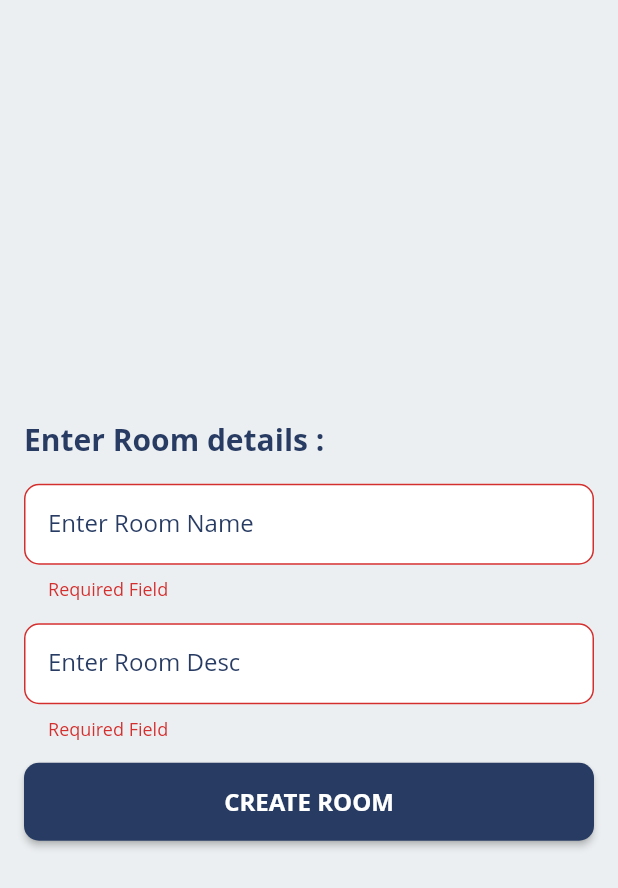
After one commit to devanshjsr/I.O.T.A, a Flutter app: the CreateRoom screen opened by its route, after a tap on "CREATE ROOM", on a phone screen of 412 x 824 dp. The commit adds this screen. Shown: the top 888 px of the screen. Run offline on Flutter 3.47's test engine with Material 2 defaults, Android fonts, the phone set to English and light mode, and no system bars; our stand-ins replace animated_splash_screen, cloud_firestore, curved_navigation_bar, file_picker, firebase_auth, firebase_core and 9 more; missing offline and left inert: agora_rtc_engine, flutter_multiselect; accounts and stored records are empty.

Commit message:
room feature added

```diff
--- a/lib/models/data_model.dart
+++ b/lib/models/data_model.dart
@@ -60,6 +60,11 @@ class DataModel {
   static const DEADLINE_PASSED = "Sorry Deadline Already Passed";
   static const DEADLINE_CHANGED = "Dealine Changed";
   //Subject
+
+  //Room
+  static const ROOM_NAME = "Enter Room Name";
+  static const ROOM_DESC = "Enter Room Desc";
+  static const ROOM_TOAST = "New Room Added";
   static const ADD_SUBJECT = "Add Subject";
   static const BRANCH = "Branch";
   static const INVALID_BRANCH = "Invalid Branch";
--- /dev/null
+++ b/lib/models/room_model.dart
@@ -0,0 +1,218 @@
+
+import 'package:flutter/cupertino.dart';
+import 'package:cloud_firestore/cloud_firestore.dart';
+import 'package:flutter/material.dart';
+import 'package:firebase_auth/firebase_auth.dart';
+import 'package:iota/models/subject_model.dart';
+import 'package:iota/screens/room/member_room.dart';
+
+class Room{
+  String id;
+  String name;
+  String des;
+  String subjectId;
+
+  Room({
+    @required this.id,
+    @required this.name,
+    @required this.des,
+    @required this.subjectId,
+  }
+  );
+}
+
+class RoomProvider with ChangeNotifier{
+  List<Room> _allRooms = [];
+
+  List<Room> get getAllRooms{
+    return [..._allRooms];
+  }
+
+  List<MemberRoom> _notInRoomMember = [];
+
+  List<MemberRoom> get getnotInRoomMember{
+    return [..._notInRoomMember];
+  }
+
+  List<MemberRoom> _memberRoom = [];
+
+  List<MemberRoom> get getMemberRoom{
+    return [..._memberRoom];
+  }
+
+  List<Room> _myRooms = [];
+  List<Room> get getMyRooms{
+    return [..._myRooms];
+  }
+
+
+  Future<void> addRoom(Subject subject,Map<String,String> newRoom) async{
+
+    var dataSnapshot = await FirebaseFirestore.instance.collection("Room").add(newRoom);
+
+    Map<String,String> id = {
+      "room name" : newRoom["room name"],
+    };
+
+    await FirebaseFirestore
+          .instance
+          .collection("Subjects")
+          .doc(subject.id)
+          .collection("Room")
+          .doc(dataSnapshot.id)
+          .set(id);
+
+    Room _newRoom = Room(
+      id: dataSnapshot.id,
+      name: newRoom["room name"],
+      des: newRoom["room description"],
+      subjectId: subject.id);
+
+    _allRooms.add(_newRoom);
+
+    notifyListeners();
+
+  }
+
+  Future<void> fetchAllRooms(Subject subject) async{
+   var allRooms =  await FirebaseFirestore.instance.collection("Subjects").doc(subject.id).collection("Room").get();
+
+   List<Room> tmpRoom = [];
+   for(var element in allRooms.docs){
+     var roomDetail = await FirebaseFirestore.instance.collection("Room").doc(element.id).get();
+    Room newRoom = Room(
+      id: element.id,
+      name: roomDetail.data()["room name"],
+      des: roomDetail.data()["room description"],
+      subjectId: subject.id,
+      );
+
+      tmpRoom.add(newRoom);
+   }
+
+   _allRooms = tmpRoom;
+   notifyListeners();
+  }
+
+  Future<void> fetchMyRooms(Subject subject) async{
+
+    String uid = FirebaseAuth.instance.currentUser.uid;
+    var allRooms = await FirebaseFirestore.instance.collection("Subjects").doc(subject.id).collection("Room").get();
+
+    List<Room> _tmpRoom = [];
+    for(var room in allRooms.docs){
+      var student = await FirebaseFirestore.instance.collection("Room").doc(room.id).collection("list of students").doc(uid).get();
+      if(student.exists){
+        var data = await FirebaseFirestore.instance.collection("Room").doc(room.id).get();
+      Room newRoom = Room(
+        id: room.id,
+        des: data.data()["room description"],
+        name: data.data()["room name"],
+        subjectId: subject.id,
+        );
+      _tmpRoom.add(newRoom);
+      }
+    }
+    _myRooms = _tmpRoom;
+    notifyListeners();
+  }
+  Future<void> fetchNonMembersRoom(String subjectId,Room room) async{
+
+    var allMembers = await FirebaseFirestore.instance.collection("Subjects").doc(subjectId).collection("Enrolled Students").get();
+    List<MemberRoom> _tmpList = [];
+    for(var element in allMembers.docs){
+      var found = await FirebaseFirestore.instance.collection("Room").doc(room.id).collection("list of students").doc(element.id).get();
+      if(!found.exists){
+      var data =  await FirebaseFirestore.instance.collection("Student").doc(element.id).collection("MyData").get();
+      MemberRoom newMember = MemberRoom(
+        id: element.id ,
+        name: data.docs.first.data()["name"],
+        email: data.docs.first.data()["email"],
+        room: room,
+        );
+
+      _tmpList.add(newMember);
+      }
+    }
+
+
+    _notInRoomMember = _tmpList;
+
+    notifyListeners();
+
+  }
+
+  Future<void> addMember(Room room,String uid) async{
+    Map<String,String> id = {
+      "uid " : uid
+    };
+    await FirebaseFirestore.instance
+          .collection("Room")
+          .doc(room.id)
+          .collection("list of students")
+          .doc(uid)
+          .set(id);
+
+    var data =  await FirebaseFirestore.instance.collection("Student").doc(uid).collection("MyData").get();
+    MemberRoom member  = MemberRoom(
+      room: room,
+      name: data.docs.first.data()["name"],
+      email: data.docs.first.data()["email"],
+      id: uid
+      );
+
+    _notInRoomMember.remove(member);
+    notifyListeners();
+
+  }
+
+  Future<void> removeMember(Room room,String uid) async{
+
+    await FirebaseFirestore
+          .instance
+          .collection("Room")
+          .doc(room.id)
+          .collection("list of students")
+          .doc(uid)
+          .delete();
+    var data =  await FirebaseFirestore.instance.collection("Student").doc(uid).collection("MyData").get();
+
+
+    MemberRoom member  = MemberRoom(room: room, name: data.docs.first.data()["name"],email: data.docs.first.data()["email"],id: uid);
+    print(data.docs.first.data()["name"]);
+    print(data.docs.first.data()["email"]);
+    print(room.name);
+    _memberRoom.remove(member);
+    notifyListeners();
+
+  }
+
+  Future<void> fetchMembersRoom(Room room) async{
+    var allMembers = await FirebaseFirestore.instance.collection("Room").doc(room.id).collection("list of students").get();
+
+    List<MemberRoom> _tmpList = [];
+    for(var member in allMembers.docs){
+      var data = await FirebaseFirestore.instance.collection("Student").doc(member.id).collection("MyData").get();
+      MemberRoom newMember = MemberRoom(
+        id: member.id,
+        name: data.docs.first.data()["name"],
+        email: data.docs.first.data()["email"],
+        room : room,
+        );
+
+        _tmpList.add(newMember);
+    }
+
+    _memberRoom = _tmpList;
+    notifyListeners();
+  }
+
+  Future<void> removeRoom(Room room) async{
+    await FirebaseFirestore.instance.collection("Room").doc(room.id).delete();
+
+    await FirebaseFirestore.instance.collection("Subjects").doc(room.subjectId).collection("Room").doc(room.id).delete();
+
+    _allRooms.remove(room);
+    notifyListeners();
+  }
+}
--- a/lib/routes.dart
+++ b/lib/routes.dart
@@ -1,6 +1,10 @@
 import 'package:flutter/material.dart';
 import 'package:iota/assignment/add_assignment.dart';
 import 'package:iota/assignment/view_assignment.dart';
+import 'package:iota/screens/room/add_students.dart';
+import 'package:iota/screens/room/create_room.dart';
+import 'package:iota/screens/room/remove_member.dart';
+import 'package:iota/screens/room/view_room.dart';
 
 import 'screens/auth/faculty_signup_screen.dart';
 import 'screens/auth/login_screen.dart';
@@ -27,6 +31,12 @@ Map<String, WidgetBuilder> routes = {
 
   AddAssignment.routeName : (ctx) => AddAssignment(),
   ViewAssignment.routeName : (ctx) => ViewAssignment(),
+
+  //Room
+  AddStudents.routeName : (ctx) => AddStudents(),
+  ViewRoom.routeName : (ctx) => ViewRoom(),
+  CreateRoom.routeName : (ctx) => CreateRoom(),
+  RemoveMember.routeName : (ctx) => RemoveMember(),
   //  Subjects
   SubjectBottomNavBar.routeName: (ctx) => SubjectBottomNavBar(),
   SubjectSettings.routeName: (ctx) => SubjectSettings(),
--- /dev/null
+++ b/lib/screens/room/create_room.dart
@@ -0,0 +1,121 @@
+import 'package:flutter/material.dart';
+import 'package:fluttertoast/fluttertoast.dart';
+import 'package:provider/provider.dart';
+
+import '../../models/data_model.dart';
+import '../../models/room_model.dart';
+import '../../models/subject_model.dart';
+import '../../styles.dart';
+
+class CreateRoom extends StatelessWidget {
+  static final routeName = "/createRoom";
+  @override
+  Widget build(BuildContext context) {
+    Subject subject = ModalRoute.of(context).settings.arguments;
+    Map<String, String> _room = {
+      "room name": "",
+      "room description": "",
+    };
+    final _formKey = GlobalKey<FormState>();
+
+    Future addRoom() async {
+      bool valid = _formKey.currentState.validate();
+      if (valid) {
+        _formKey.currentState.save();
+        await Provider.of<RoomProvider>(context, listen: false)
+            .addRoom(subject, _room);
+
+        Fluttertoast.showToast(
+            msg: DataModel.ROOM_TOAST,
+            toastLength: Toast.LENGTH_SHORT,
+            gravity: ToastGravity.CENTER,
+            timeInSecForIosWeb: 2,
+            backgroundColor: Colors.red,
+            textColor: Colors.white,
+            fontSize: 16.0);
+
+        Navigator.of(context).pop();
+      }
+    }
+
+    return Scaffold(
+      body: Padding(
+        padding: EdgeInsets.symmetric(horizontal: 16),
+        child: Center(
+          child: SingleChildScrollView(
+            child: Form(
+              key: _formKey,
+              child: Column(
+                mainAxisAlignment: MainAxisAlignment.center,
+                crossAxisAlignment: CrossAxisAlignment.start,
+                children: <Widget>[
+                  Container(
+                    margin: EdgeInsets.symmetric(vertical: 16),
+                    child: Text(
+                      "Enter Room details : ",
+                      style: TextStyle(
+                        fontSize: 20,
+                        fontWeight: FontWeight.bold,
+                        color: CustomStyle.primaryColor,
+                      ),
+                    ),
+                  ),
+                  TextFormField(
+                    autovalidateMode: AutovalidateMode.onUserInteraction,
+                    keyboardType: TextInputType.name,
+                    textInputAction: TextInputAction.next,
+                    decoration: CustomStyle.customTextFieldDecoration(
+                        labelText: DataModel.ROOM_NAME),
+                    validator: (value) {
+                      if (value == null || value.trim() == "")
+                        return DataModel.REQUIRED;
+                      return null;
+                    },
+                    onSaved: (value) {
+                      _room["room name"] = value;
+                    },
+                  ),
+                  SizedBox(
+                    height: 15,
+                  ),
+                  TextFormField(
+                    autovalidateMode: AutovalidateMode.onUserInteraction,
+                    keyboardType: TextInputType.name,
+                    decoration: CustomStyle.customTextFieldDecoration(
+                        labelText: DataModel.ROOM_DESC),
+                    validator: (value) {
+                      if (value == null || value.trim() == "")
+                        return DataModel.REQUIRED;
+
+                      return null;
+                    },
+                    onSaved: (value) {
+                      _room["room description"] = value;
+                    },
+                  ),
+                  SizedBox(
+                    height: 15,
+                  ),
+                  Container(
+                    width: double.infinity,
+                    child: ElevatedButton(
+                      style: CustomStyle.customElevatedButtonStyle(),
+                      onPressed: () {
+                        addRoom();
+                      },
+                      child: Text(
+                        "CREATE ROOM",
+                        style: CustomStyle.customButtonTextStyle(
+                            color: Colors.white, fontWeight: FontWeight.bold),
+                      ),
+                    ),
+                  ),
+                ],
+              ),
+            ),
+          ),
+        ),
+      ),
+    );
+  }
+}
--- /dev/null
+++ b/lib/screens/room/member_room.dart
@@ -0,0 +1,16 @@
+
+import 'package:flutter/cupertino.dart';
+import 'package:iota/models/room_model.dart';
+
+class MemberRoom{
+  String id;
+  String name;
+  String email;
+  Room room;
+  MemberRoom({
+    @required this.id,
+    @required this.name,
+    @required this.email,
+    @required this.room,
+    });
+}
```
Also changed, not shown: lib/dialog/custom_dialog.dart (+46 -0 lines), lib/screens/room/add_students.dart (added, +51 -0 lines), lib/screens/room/member_room_tile.dart (added, +75 -0 lines), lib/screens/room/remove_member.dart (added, +51 -0 lines), lib/screens/room/room_tile.dart (added, +65 -0 lines), lib/screens/room/view_room.dart (added, +85 -0 lines).
